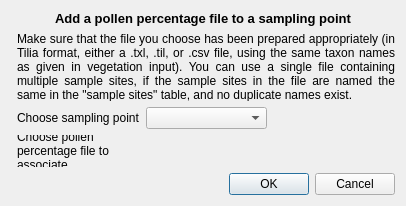
The window that MSA_QGIS_popup_add_pollen_percentages.ui (ThyavdBerg/MSA-Q) describes before a commit, drawn with Qt 5.
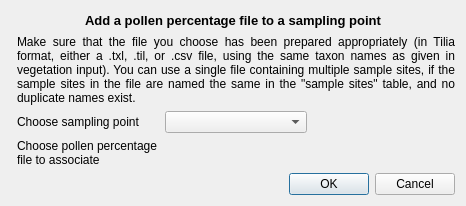
The same window after the commit. Custom widgets are drawn as their Qt base class.

```diff
--- a/MSA_QGIS_popup_add_pollen_percentages.ui
+++ b/MSA_QGIS_popup_add_pollen_percentages.ui
@@ -6,7 +6,7 @@
    <rect>
     <x>0</x>
     <y>0</y>
-    <width>406</width>
+    <width>466</width>
     <height>206</height>
    </rect>
   </property>
```
Left out of the diff: 2 changed lines with no effect on the pictures.
